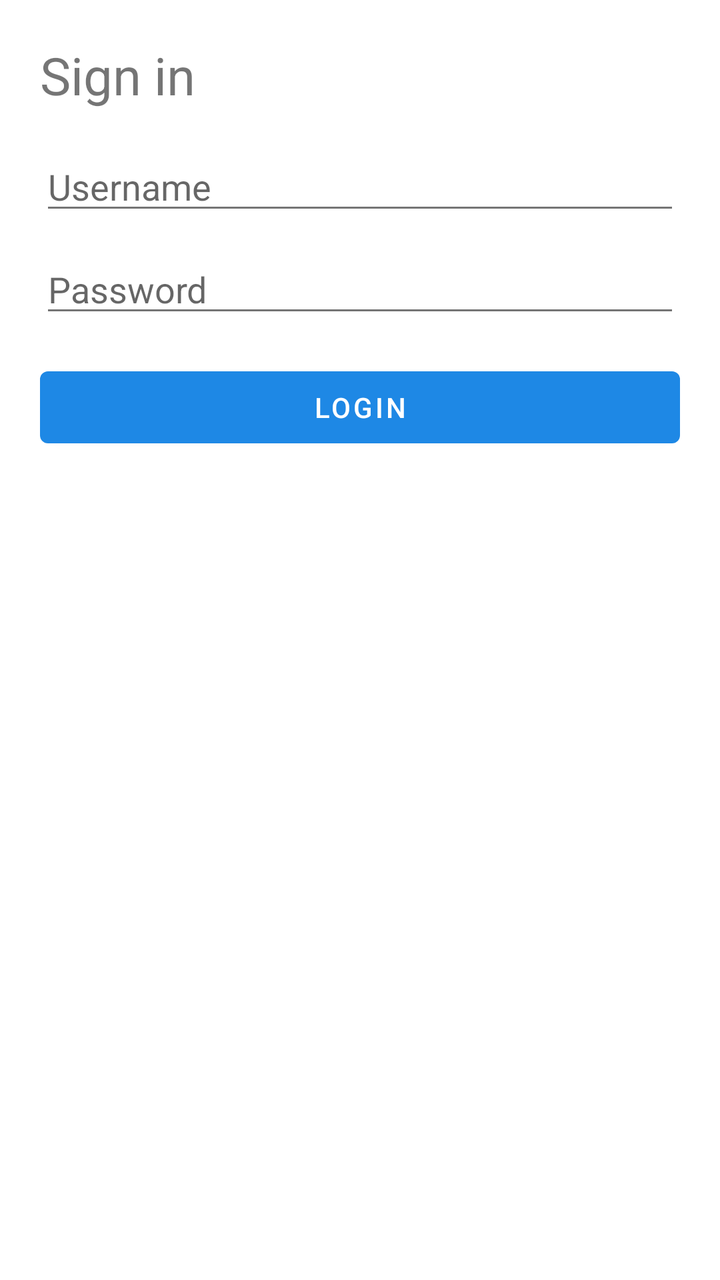
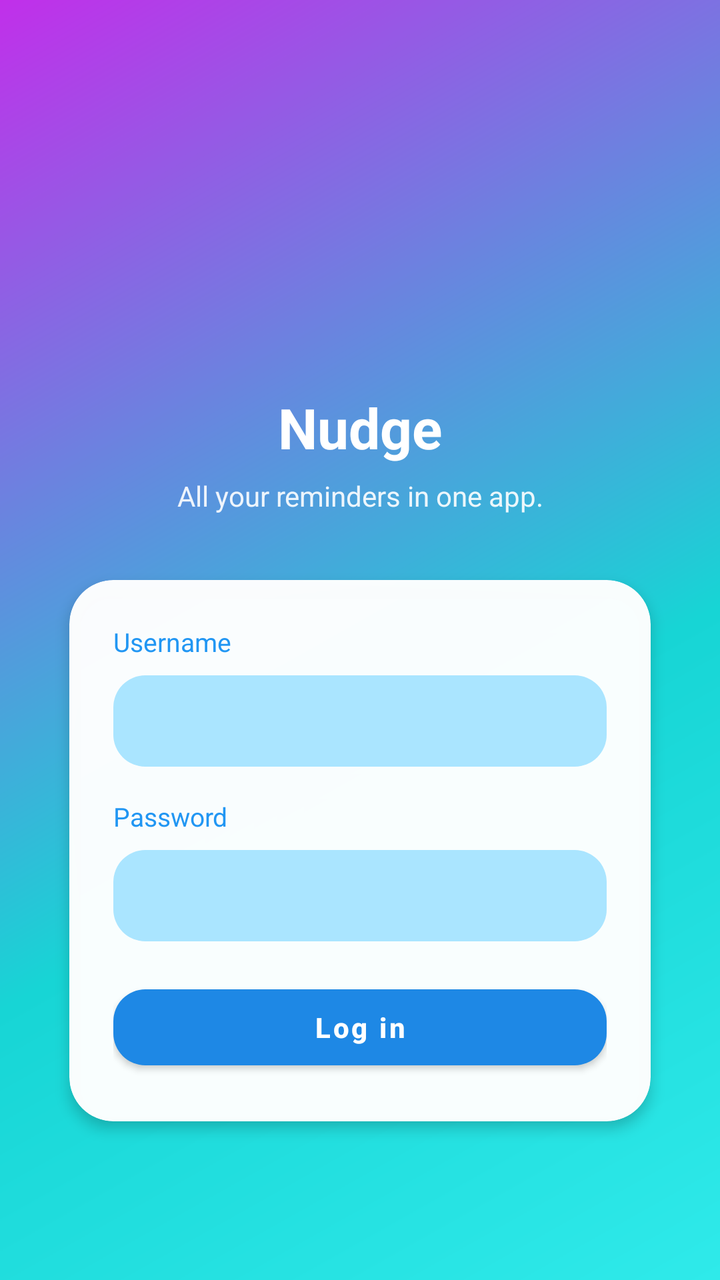

Screens rendered from an Android XML layout before and after an edit, with the pre-edit source and the edit as a unified diff.
<!-- AndroidManifest.xml: application theme Theme.Nudge -->
<!-- res/layout/fragment_login.xml -->
<LinearLayout xmlns:android="http://schemas.android.com/apk/res/android"
    android:layout_width="match_parent"
    android:layout_height="match_parent"
    android:padding="20dp"
    android:orientation="vertical">

    <TextView
        android:layout_width="wrap_content"
        android:layout_height="wrap_content"
        android:text="Sign in"
        android:textSize="26sp"
        android:layout_marginBottom="16dp"/>

    <EditText
        android:id="@+id/usernameEditText"
        android:layout_width="match_parent"
        android:layout_height="wrap_content"
        android:hint="Username"
        android:inputType="textEmailAddress"
        android:layout_marginBottom="10dp"/>

    <EditText
        android:id="@+id/passwordEditText"
        android:layout_width="match_parent"
        android:layout_height="wrap_content"
        android:hint="Password"
        android:inputType="textPassword"
        android:layout_marginBottom="16dp"/>

    <Button
        android:id="@+id/loginButton"
        android:layout_width="match_parent"
        android:layout_height="wrap_content"
        android:text="Login"/>
</LinearLayout>
<!-- resources referenced by this layout -->
<resources>
  <style name="Theme.Nudge" parent="Theme.MaterialComponents.DayNight.NoActionBar">
          
          <item name="colorPrimary">@color/colorPrimary</item>
          <item name="colorPrimaryVariant">@color/colorPrimaryDark</item>
          <item name="colorOnPrimary">@color/white</item>
          
          <item name="colorSecondary">@color/colorAccent</item>
          <item name="colorSecondaryVariant">@color/colorAccent</item>
          <item name="colorOnSecondary">@color/black</item>
          
          <item name="android:colorBackground">@color/colorBackground</item>
          
          <item name="android:textColorPrimary">@color/colorTextPrimary</item>
          <item name="android:textColorSecondary">@color/colorTextSecondary</item>
          
          <item name="android:windowBackground">@color/colorBackground</item>
          <item name="android:statusBarColor">@color/colorTheme</item>
      </style>
  <color name="colorPrimary">#1E88E5</color>
  <color name="colorPrimaryDark">#1565C0</color>
  <color name="white">#FFFFFFFF</color>
  <color name="colorAccent">#B0B0B0</color>
  <color name="black">#FF000000</color>
  <color name="colorBackground">#FFFFFF</color>
  <color name="colorTextPrimary">#272829</color>
  <color name="colorTextSecondary">#757575</color>
  <color name="colorTheme">#58CBFF</color>
</resources>

<!-- the commit's change to res/layout/fragment_login.xml (unified diff, before → after) -->
@@ -1,35 +1,173 @@
-<LinearLayout xmlns:android="http://schemas.android.com/apk/res/android"
+<?xml version="1.0" encoding="utf-8"?>
+<androidx.constraintlayout.widget.ConstraintLayout
+    xmlns:android="http://schemas.android.com/apk/res/android"
+    xmlns:app="http://schemas.android.com/apk/res-auto"
+    android:id="@+id/loginRoot"
     android:layout_width="match_parent"
     android:layout_height="match_parent"
-    android:padding="20dp"
-    android:orientation="vertical">
+    android:background="@drawable/bg_login_gradient"
+    android:padding="24dp">
 
+    
+    <ImageView
+        android:id="@+id/logoImage"
+        android:layout_width="88dp"
+        android:layout_height="88dp"
+        android:contentDescription="App logo"
+        android:src="@mipmap/ic_launcher"
+        android:scaleType="fitCenter"
+        app:layout_constraintTop_toTopOf="parent"
+        app:layout_constraintBottom_toTopOf="@id/appTitle"
+        app:layout_constraintStart_toStartOf="parent"
+        app:layout_constraintEnd_toEndOf="parent"
+        app:layout_constraintVertical_chainStyle="packed"
+        android:layout_marginTop="28dp"
+        android:layout_marginBottom="12dp"/>
+
+    
     <TextView
+        android:id="@+id/appTitle"
         android:layout_width="wrap_content"
         android:layout_height="wrap_content"
-        android:text="Sign in"
-        android:textSize="26sp"
-        android:layout_marginBottom="16dp"/>
+        android:text="Nudge"
+        android:textSize="28sp"
+        android:textStyle="bold"
+        android:textColor="@android:color/white"
+        app:layout_constraintTop_toBottomOf="@id/logoImage"
+        app:layout_constraintBottom_toTopOf="@id/appTagline"
+        app:layout_constraintStart_toStartOf="parent"
+        app:layout_constraintEnd_toEndOf="parent"
+        android:layout_marginBottom="6dp"/>
 
-    <EditText
-        android:id="@+id/usernameEditText"
-        android:layout_width="match_parent"
+    
+    <TextView
+        android:id="@+id/appTagline"
+        android:layout_width="0dp"
         android:layout_height="wrap_content"
-        android:hint="Username"
-        android:inputType="textEmailAddress"
-        android:layout_marginBottom="10dp"/>
+        android:text="All your reminders in one app."
+        android:textSize="14sp"
+        android:textColor="@android:color/white"
+        android:alpha="0.9"
+        android:gravity="center"
+        app:layout_constraintTop_toBottomOf="@id/appTitle"
+        app:layout_constraintBottom_toTopOf="@id/loginCard"
+        app:layout_constraintStart_toStartOf="parent"
+        app:layout_constraintEnd_toEndOf="parent"
+        android:layout_marginBottom="20dp"/>
 
-    <EditText
-        android:id="@+id/passwordEditText"
-        android:layout_width="match_parent"
+    
+    <com.google.android.material.card.MaterialCardView
+        android:id="@+id/loginCard"
+        android:layout_width="0dp"
         android:layout_height="wrap_content"
-        android:hint="Password"
-        android:inputType="textPassword"
-        android:layout_marginBottom="16dp"/>
+        app:cardCornerRadius="22dp"
+        app:cardUseCompatPadding="true"
+        app:cardElevation="4dp"
+        app:cardBackgroundColor="#F8FFFFFF"
+        app:layout_constraintTop_toBottomOf="@id/appTagline"
+        app:layout_constraintBottom_toBottomOf="parent"
+        app:layout_constraintStart_toStartOf="parent"
+        app:layout_constraintEnd_toEndOf="parent">
 
-    <Button
-        android:id="@+id/loginButton"
-        android:layout_width="match_parent"
-        android:layout_height="wrap_content"
-        android:text="Login"/>
-</LinearLayout>
+        <LinearLayout
+            android:layout_width="match_parent"
+            android:layout_height="wrap_content"
+            android:orientation="vertical"
+            android:padding="22dp">
+
+            
+            <TextView
+                android:layout_width="wrap_content"
+                android:layout_height="wrap_content"
+                android:text="Username"
+                android:textSize="13sp"
+                android:textColor="#2196F3"
+                android:layout_marginBottom="8dp"/>
+
+            <com.google.android.material.textfield.TextInputLayout
+                android:id="@+id/usernameLayout"
+                style="@style/Widget.MaterialComponents.TextInputLayout.FilledBox"
+                android:layout_width="match_parent"
+                android:layout_height="wrap_content"
+                app:boxBackgroundMode="filled"
+                app:boxBackgroundColor="#AAE5FF"
+                app:boxCornerRadiusTopStart="16dp"
+                app:boxCornerRadiusTopEnd="16dp"
+                app:boxCornerRadiusBottomStart="16dp"
+                app:boxCornerRadiusBottomEnd="16dp"
+                app:boxStrokeWidth="0dp"
+                app:boxStrokeWidthFocused="0dp"
+                android:layout_marginBottom="16dp">
+
+                <com.google.android.material.textfield.TextInputEditText
+                    android:id="@+id/usernameEditText"
+                    android:layout_width="match_parent"
+                    android:layout_height="wrap_content"
+                    android:textColor="#111827"
+                    android:textColorHint="#9CA3AF"
+                    android:inputType="text"
+                    android:singleLine="true"
+                    android:padding="12dp"
+                    android:imeOptions="actionNext"/>
+            </com.google.android.material.textfield.TextInputLayout>
+
+            
+            <TextView
+                android:layout_width="wrap_content"
+                android:layout_height="wrap_content"
+                android:text="Password"
+                android:textSize="13sp"
+                android:textColor="#2196F3"
+                android:layout_marginBottom="8dp"/>
+
+            <com.google.android.material.textfield.TextInputLayout
+                android:id="@+id/passwordLayout"
+                style="@style/Widget.MaterialComponents.TextInputLayout.FilledBox"
+                android:layout_width="match_parent"
+                android:layout_height="wrap_content"
+                app:boxBackgroundMode="filled"
+                app:boxBackgroundColor="#AAE5FF"
+                app:boxCornerRadiusTopStart="16dp"
+                app:boxCornerRadiusTopEnd="16dp"
+                app:boxCornerRadiusBottomStart="16dp"
+                app:boxCornerRadiusBottomEnd="16dp"
+                app:boxStrokeWidth="0dp"
+                app:boxStrokeWidthFocused="0dp"
+                android:layout_marginBottom="18dp">
+
+                <com.google.android.material.textfield.TextInputEditText
+                    android:id="@+id/passwordEditText"
+                    android:layout_width="match_parent"
+                    android:layout_height="wrap_content"
+                    android:textColor="#111827"
+                    android:textColorHint="#9CA3AF"
+                    android:inputType="textPassword"
+                    android:singleLine="true"
+                    android:padding="12dp"
+                    android:imeOptions="actionDone"/>
+            </com.google.android.material.textfield.TextInputLayout>
+
+            
+            <com.google.android.material.button.MaterialButton
+                android:id="@+id/loginButton"
+                android:layout_width="match_parent"
+                android:layout_height="50dp"
+                android:text="Log in"
+                android:textAllCaps="false"
+                android:textStyle="bold"
+                app:cornerRadius="16dp"/>
+
+            <TextView
+                android:id="@+id/loginStatusText"
+                android:layout_width="match_parent"
+                android:layout_height="wrap_content"
+                android:layout_marginTop="12dp"
+                android:textSize="12sp"
+                android:textColor="?attr/colorError"
+                android:visibility="gone"
+                android:text="Login failed"/>
+        </LinearLayout>
+
+    </com.google.android.material.card.MaterialCardView>
+
+</androidx.constraintlayout.widget.ConstraintLayout>
<!-- resource entries referenced after the edit -->
@@ -1,5 +1,23 @@
 <!-- resources referenced by this layout -->
 <resources>
+  <!-- drawable bg_login_gradient (drawable) -->
+  <?xml version="1.0" encoding="utf-8"?>
+  <shape xmlns:android="http://schemas.android.com/apk/res/android">
+      <gradient
+          android:type="linear"
+          android:angle="135"
+          android:startColor="#2FEAEA"
+          android:centerColor="#17D5D5"
+          android:endColor="#C12FEA"
+          android:centerX="0.40"
+          android:centerY="0.55"/>
+  </shape>
+  <!-- mipmap ic_launcher (mipmap-anydpi-v26) -->
+  <?xml version="1.0" encoding="utf-8"?>
+  <adaptive-icon xmlns:android="http://schemas.android.com/apk/res/android">
+      <background android:drawable="@drawable/ic_launcher_background"/>
+      <foreground android:drawable="@mipmap/ic_launcher_foreground"/>
+  </adaptive-icon>
   <style name="Theme.Nudge" parent="Theme.MaterialComponents.DayNight.NoActionBar">
           
           <item name="colorPrimary">@color/colorPrimary</item>
@@ -18,6 +36,7 @@
           <item name="android:windowBackground">@color/colorBackground</item>
           <item name="android:statusBarColor">@color/colorTheme</item>
       </style>
+  <!-- drawable ic_launcher_background: vector/xml drawable (drawable, 4866 chars, omitted) -->
   <color name="colorPrimary">#1E88E5</color>
   <color name="colorPrimaryDark">#1565C0</color>
   <color name="white">#FFFFFFFF</color>
